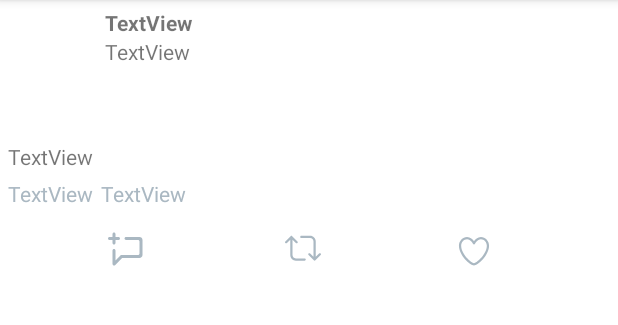
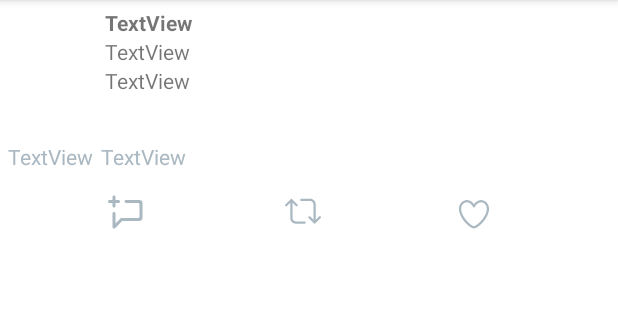
Before and after one commit to prithviokade/TwitterApp, an Android app: the TweetDetailsActivity screen opened directly, with no data from a screen before it, on a phone screen of 412 x 824 dp, the part 84-409 px from its top. Run offline under Robolectric (Android 15) with nearby library versions, the phone set to English and light mode, and no system bars; our stand-ins replace Room's generated code; libraries missing offline, so code that uses them is left out: com.codepath.asynchttpclient, com.facebook.stetho, org.parceler; pictures from the network do not load; 12 statements that could not run were skipped.

Commit message:
endless scrolling

```diff
--- a/app/src/main/java/com/codepath/apps/restclienttemplate/TimelineActivity.java
+++ b/app/src/main/java/com/codepath/apps/restclienttemplate/TimelineActivity.java
@@ -83,7 +83,7 @@ public class TimelineActivity extends AppCompatActivity {
         adapter = new TweetsAdapter(this, tweets);
 
         // Set up layout manager and adapter of the recycler view
-        rvTweets.setLayoutManager(new LinearLayoutManager(this));
+        rvTweets.setLayoutManager(linearLayoutManager);
         rvTweets.setAdapter(adapter);
         // Retain an instance so that you can call `resetState()` for fresh searches
         scrollListener = new EndlessRecyclerViewScrollListener(linearLayoutManager) {
@@ -177,9 +177,11 @@ public class TimelineActivity extends AppCompatActivity {
                 try {
                     final List<Tweet> tweetsFromNetwork = Tweet.fromJsonArray(jsonArray);
                     adapter.addAll(tweetsFromNetwork);
+                    adapter.notifyItemRangeInserted(tweets.size() - tweetsFromNetwork.size() - 1, 25);
                     Log.d(TAG, tweets.toString());
                     // Tweet oldest_tweet = Tweet.findOldest(tweetsFromNetwork);
                     // start_id = oldest_tweet.id;
+                    // Log.d("start_id", Long.toString(start_id));
                 } catch (JSONException e) {
                     Log.e(TAG, "JSON exception", e);
                 }
--- a/app/src/main/java/com/codepath/apps/restclienttemplate/TwitterClient.java
+++ b/app/src/main/java/com/codepath/apps/restclienttemplate/TwitterClient.java
@@ -51,7 +51,6 @@ public class TwitterClient extends OAuthBaseClient {
 		RequestParams params = new RequestParams();
 		params.put("count", 25);
 		params.put("since_id", 1);
-		params.put("include_entities",true);
 		Log.d("TwitterClient", apiUrl);
 		client.get(apiUrl, params, handler);
 	}
@@ -109,7 +108,6 @@ public class TwitterClient extends OAuthBaseClient {
 		RequestParams params = new RequestParams();
 		params.put("count", 25);
 		params.put("max_id", start_id);
-		params.put("include_entities",true);
 		Log.d("TwitterClient", apiUrl);
 		client.get(apiUrl, params, handler);
 	}
--- a/app/src/main/res/layout/action_view_progress.xml
+++ b/app/src/main/res/layout/action_view_progress.xml
@@ -1,6 +1,7 @@
 <?xml version="1.0" encoding="utf-8"?>
 <ProgressBar xmlns:android="http://schemas.android.com/apk/res/android"
+    android:id="@+id/pbProgressAction"
     style="?android:attr/progressBarStyleLarge"
     android:layout_width="match_parent"
     android:layout_height="wrap_content"
-    android:id="@+id/pbProgressAction" />
+    android:progressTint="@color/plain_white" />
--- a/app/src/main/res/layout/activity_tweet_details.xml
+++ b/app/src/main/res/layout/activity_tweet_details.xml
@@ -68,16 +68,20 @@
         android:id="@+id/tvCreated"
         android:layout_width="wrap_content"
         android:layout_height="wrap_content"
-        android:layout_below="@+id/ivUrl"
+        android:layout_below="@+id/tvScreenName"
+        android:layout_marginStart="5dp"
         android:layout_marginLeft="5dp"
-        android:layout_marginTop="5dp"
+        android:layout_marginTop="0dp"
+        android:layout_toEndOf="@+id/ivProfPic"
         android:text="TextView" />
 
     <TextView
         android:id="@+id/tvRetweets"
         android:layout_width="wrap_content"
         android:layout_height="wrap_content"
-        android:layout_below="@+id/tvCreated"
+        android:layout_below="@+id/ivUrl"
+        android:layout_alignParentStart="true"
+        android:layout_marginStart="5dp"
         android:layout_marginLeft="5dp"
         android:layout_marginTop="5dp"
         android:text="TextView" />
@@ -86,7 +90,7 @@
         android:id="@+id/tvLikes"
         android:layout_width="wrap_content"
         android:layout_height="wrap_content"
-        android:layout_below="@+id/tvCreated"
+        android:layout_below="@+id/ivUrl"
         android:layout_marginStart="5dp"
         android:layout_marginTop="5dp"
         android:layout_toEndOf="@+id/tvRetweets"
--- a/app/src/main/res/menu/menu_main.xml
+++ b/app/src/main/res/menu/menu_main.xml
@@ -5,9 +5,10 @@
 
     <item
         android:id="@+id/miActionProgress"
-        android:orderInCategory="100"
+        android:icon="@drawable/ic_vector_heart_stroke"
+        android:iconTint="@color/plain_white"
         android:title="Loading..."
-        android:visible="false"
+        android:visible="true"
         app:actionLayout="@layout/action_view_progress"
         app:showAsAction="always" />
 
```
Also changed, not shown: app/src/main/res/layout/fragment_edit_name.xml (added, +16 -0 lines).
